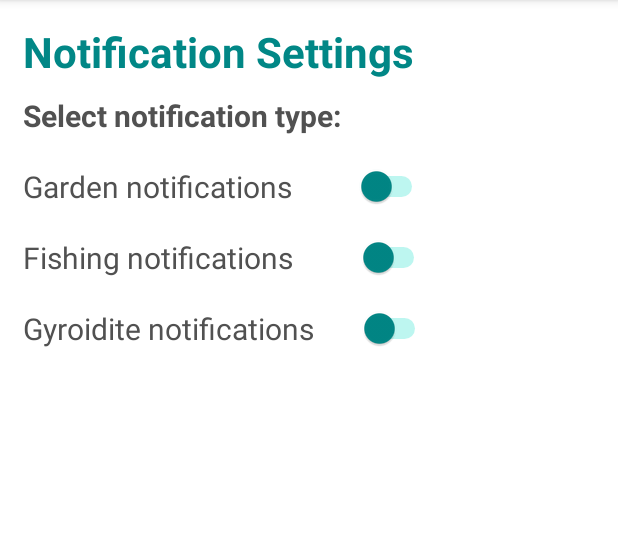
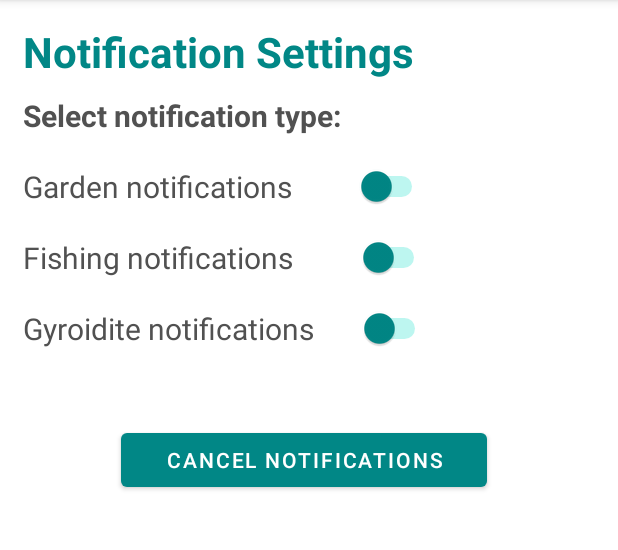
Before and after one commit to LaraLim/ACPC-Event-Tracker, an Android app: the SettingsPage screen opened directly, with no data from a screen before it, on a phone screen of 412 x 824 dp, the part 84-634 px from its top. Run offline under Robolectric (Android 15) with nearby library versions, the phone set to English and light mode, and no system bars.

Commit message:
Added button to cancel notifications

```diff
--- a/app/src/main/java/com/example/acpceventtracker/SettingsPage.java
+++ b/app/src/main/java/com/example/acpceventtracker/SettingsPage.java
@@ -11,6 +11,8 @@ import android.app.PendingIntent;
 import android.content.Intent;
 import android.os.Bundle;
 import android.os.PersistableBundle;
+import android.view.View;
+import android.widget.Button;
 import android.widget.CompoundButton;
 import android.widget.Switch;
 import android.widget.TextView;
@@ -29,6 +31,7 @@ public class SettingsPage extends AppCompatActivity {
 
     TextView notifPageTitle, notifSubtitle;
     Switch notifSwitchGarden, notifSwitchFishing, notifSwitchGyroidite;
+    Button cancelNotifButton;
 
     @Override
     protected void onCreate(Bundle savedInstanceState) {
@@ -42,6 +45,8 @@ public class SettingsPage extends AppCompatActivity {
         notifSwitchGarden = findViewById(R.id.notifSwitchGarden);
         notifSwitchFishing = findViewById(R.id.notifSwitchFishing);
         notifSwitchGyroidite = findViewById(R.id.notifSwitchGyroidite);
+
+        cancelNotifButton = findViewById(R.id.cancelNotifButton);
 
         NotificationSender notificationSender = new NotificationSender(SettingsPage.this);
 
@@ -122,5 +127,15 @@ public class SettingsPage extends AppCompatActivity {
                 }
             }
         });
+
+        cancelNotifButton.setOnClickListener(new View.OnClickListener() {
+            @Override
+            public void onClick(View view) {
+                // clear workManager
+                WorkManager.getInstance(getApplicationContext()).cancelAllWorkByTag("gardenNotif");
+                WorkManager.getInstance(getApplicationContext()).cancelAllWorkByTag("fishingNotif");
+                WorkManager.getInstance(getApplicationContext()).cancelAllWorkByTag("gyroidNotif");
+            }
+        });
     }
 }
--- a/app/src/main/res/layout/activity_settings.xml
+++ b/app/src/main/res/layout/activity_settings.xml
@@ -67,6 +67,14 @@
                 android:thumbTint="@color/teal_700"
                 android:trackTint="@color/teal_200" />
 
+            <Button
+                android:id="@+id/cancelNotifButton"
+                android:layout_width="244dp"
+                android:layout_height="wrap_content"
+                android:layout_marginLeft="65dp"
+                android:layout_marginTop="50dp"
+                android:text="cancel notifications" />
+
         </LinearLayout>
     </ScrollView>
 </androidx.constraintlayout.widget.ConstraintLayout>
```
